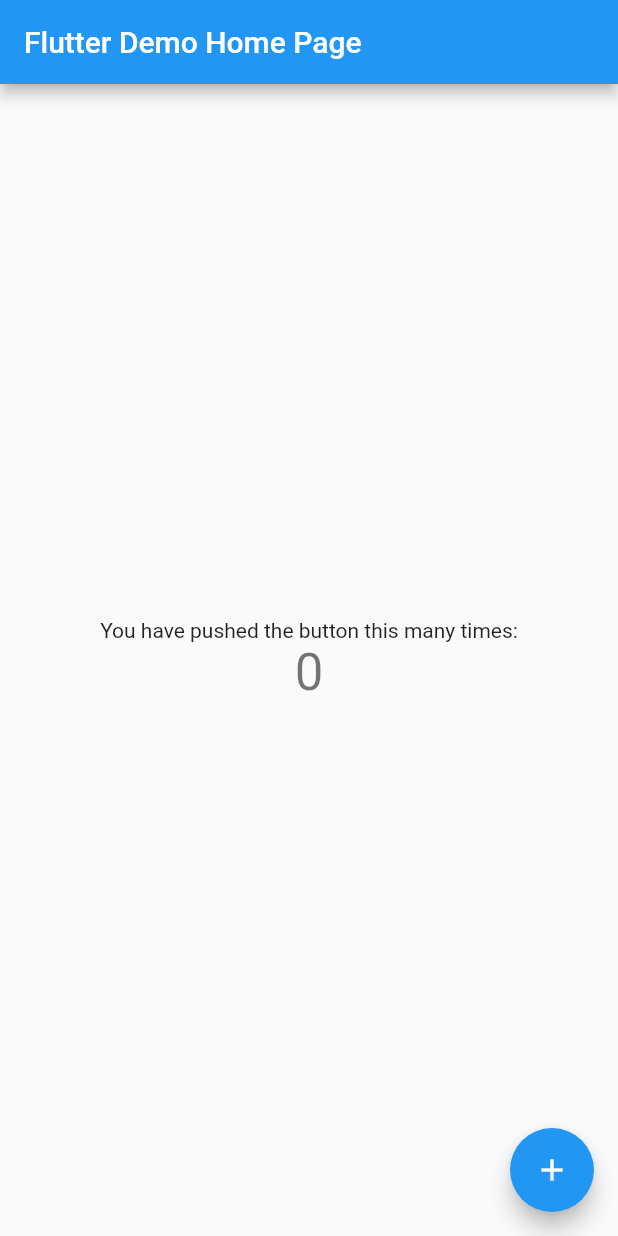
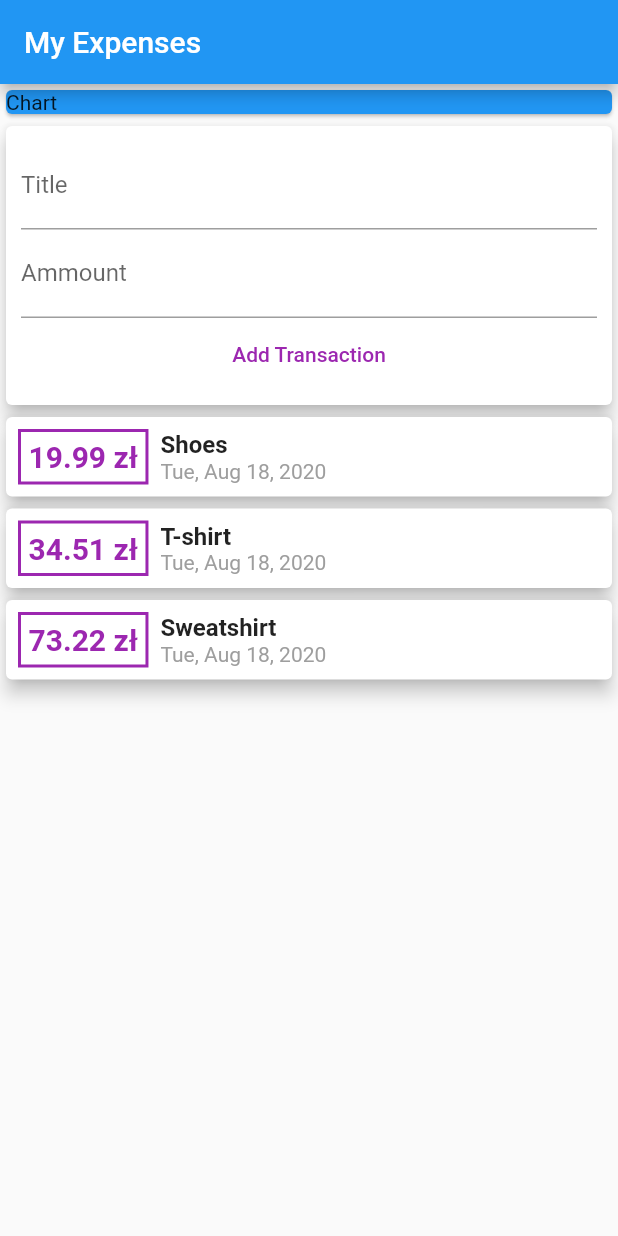
Before and after one commit to Kurczaak/My-Expenses, a Flutter app: the screen it shows after launch, on a phone screen of 412 x 824 dp. Run offline on Flutter 3.47's test engine with Material 2 defaults, Android fonts, the phone set to English and light mode, and no system bars.

Commit message:
A scaffold of the app. No Interactivity tho.

```diff
--- a/lib/main.dart
+++ b/lib/main.dart
@@ -1,117 +1,90 @@
+import 'dart:developer';
+
 import 'package:flutter/material.dart';
+import './transaction.dart';
 
 void main() {
   runApp(MyApp());
 }
 
 class MyApp extends StatelessWidget {
-  // This widget is the root of your application.
   @override
   Widget build(BuildContext context) {
     return MaterialApp(
       title: 'Flutter Demo',
       theme: ThemeData(
-        // This is the theme of your application.
-        //
-        // Try running your application with "flutter run". You'll see the
-        // application has a blue toolbar. Then, without quitting the app, try
-        // changing the primarySwatch below to Colors.green and then invoke
-        // "hot reload" (press "r" in the console where you ran "flutter run",
-        // or simply save your changes to "hot reload" in a Flutter IDE).
-        // Notice that the counter didn't reset back to zero; the application
-        // is not restarted.
         primarySwatch: Colors.blue,
-        // This makes the visual density adapt to the platform that you run
-        // the app on. For desktop platforms, the controls will be smaller and
-        // closer together (more dense) than on mobile platforms.
         visualDensity: VisualDensity.adaptivePlatformDensity,
       ),
-      home: MyHomePage(title: 'Flutter Demo Home Page'),
+      home: MyHomePage(),
     );
   }
 }
 
-class MyHomePage extends StatefulWidget {
-  MyHomePage({Key key, this.title}) : super(key: key);
+class MyHomePage extends StatelessWidget {
+  final List<Transaction> transactions = [
+    Transaction(id: 't1', title: 'Shoes', ammount: 19.99, date: DateTime.now()),
+    Transaction(
+        id: 't2', title: 'T-shirt', ammount: 34.51, date: DateTime.now()),
+    Transaction(
+        id: 't3', title: 'Sweatshirt', ammount: 73.22, date: DateTime.now()),
+  ];
 
-  // This widget is the home page of your application. It is stateful, meaning
-  // that it has a State object (defined below) that contains fields that affect
-  // how it looks.
-
-  // This class is the configuration for the state. It holds the values (in this
-  // case the title) provided by the parent (in this case the App widget) and
-  // used by the build method of the State. Fields in a Widget subclass are
-  // always marked "final".
-
-  final String title;
-
-  @override
-  _MyHomePageState createState() => _MyHomePageState();
-}
-
-class _MyHomePageState extends State<MyHomePage> {
-  int _counter = 0;
-
-  void _incrementCounter() {
-    setState(() {
-      // This call to setState tells the Flutter framework that something has
-      // changed in this State, which causes it to rerun the build method below
-      // so that the display can reflect the updated values. If we changed
-      // _counter without calling setState(), then the build method would not be
-      // called again, and so nothing would appear to happen.
-      _counter++;
-    });
-  }
-
+  String titleInput;
+  String ammountInput;
   @override
   Widget build(BuildContext context) {
-    // This method is rerun every time setState is called, for instance as done
-    // by the _incrementCounter method above.
-    //
-    // The Flutter framework has been optimized to make rerunning build methods
-    // fast, so that you can just rebuild anything that needs updating rather
-    // than having to individually change instances of widgets.
     return Scaffold(
       appBar: AppBar(
-        // Here we take the value from the MyHomePage object that was created by
-        // the App.build method, and use it to set our appbar title.
-        title: Text(widget.title),
+        title: Text("My Expenses"),
       ),
-      body: Center(
-        // Center is a layout widget. It takes a single child and positions it
-        // in the middle of the parent.
-        child: Column(
-          // Column is also a layout widget. It takes a list of children and
-          // arranges them vertically. By default, it sizes itself to fit its
-          // children horizontally, and tries to be as tall as its parent.
-          //
-          // Invoke "debug painting" (press "p" in the console, choose the
-          // "Toggle Debug Paint" action from the Flutter Inspector in Android
-          // Studio, or the "Toggle Debug Paint" command in Visual Studio Code)
-          // to see the wireframe for each widget.
-          //
-          // Column has various properties to control how it sizes itself and
-          // how it positions its children. Here we use mainAxisAlignment to
-          // center the children vertically; the main axis here is the vertical
-          // axis because Columns are vertical (the cross axis would be
-          // horizontal).
-          mainAxisAlignment: MainAxisAlignment.center,
-          children: <Widget>[
-            Text(
-              'You have pushed the button this many times:',
+      body: Column(
+        crossAxisAlignment: CrossAxisAlignment.stretch,
+        children: [
+          Card(
+            child: Text("Chart"),
+            color: Colors.blue,
+          ),
+          Card(
+            elevation: 5,
+            child: Container(
+              padding: EdgeInsets.all(10),
+              child: Column(
+                children: [
+                  TextField(
+                    decoration: InputDecoration(
+                      labelText: 'Title',
+                    ),
+                    onChanged: (value) => titleInput = value,
+                  ),
+                  TextField(
+                    keyboardType: TextInputType.number,
+                    decoration: InputDecoration(
+                      labelText: 'Ammount',
+                    ),
+                    onChanged: (value) => ammountInput = value,
+                  ),
+                  FlatButton(
+                    child: Text("Add Transaction"),
+                    textColor: Colors.purple,
+                    onPressed: () {
+                      print(titleInput);
+                      print(ammountInput);
+                    },
+                  ),
+                ],
+              ),
             ),
-            Text(
-              '$_counter',
-              style: Theme.of(context).textTheme.headline4,
-            ),
-          ],
-        ),
+          ),
+          Column(
+            children: [
+              ...transactions
+                  .map((transaction) => TransactionWidget(transaction))
+                  .toList(),
+            ],
+          ),
+        ],
       ),
-      floatingActionButton: FloatingActionButton(
-        onPressed: _incrementCounter,
-        tooltip: 'Increment',
-        child: Icon(Icons.add),
-      ), // This trailing comma makes auto-formatting nicer for build methods.
     );
   }
 }
--- /dev/null
+++ b/lib/transaction.dart
@@ -0,0 +1,92 @@
+import 'package:flutter/material.dart';
+import 'package:intl/intl.dart';
+
+class Transaction {
+  String id;
+  String title;
+  double ammount;
+  DateTime date;
+
+  Transaction({
+    @required this.id,
+    @required this.title,
+    @required this.ammount,
+    @required this.date,
+  });
+}
+
+class TransactionWidget extends StatelessWidget {
+  final Transaction transaction;
+
+  TransactionWidget(this.transaction);
+
+  @override
+  Widget build(BuildContext context) {
+    return Card(
+      elevation: 5,
+      child: Row(
+        children: [
+          _Price(transaction.ammount),
+          _Expense(
+            date: transaction.date,
+            title: transaction.title,
+          )
+        ],
+      ),
+    );
+  }
+}
+
+class _Price extends StatelessWidget {
+  final double ammount;
+
+  _Price(this.ammount);
+
+  @override
+  Widget build(BuildContext context) {
+    return Container(
+      padding: EdgeInsets.all(5),
+      margin: EdgeInsets.all(8),
+      child: Text(
+        '${ammount} zł',
+        style: TextStyle(
+          color: Colors.purple,
+          fontSize: 20,
+          fontWeight: FontWeight.bold,
+        ),
+      ),
+      decoration: BoxDecoration(
+        border: Border.all(color: Colors.purple, width: 2),
+      ),
+    );
+  }
+}
+
+class _Expense extends StatelessWidget {
+  final String title;
+  final DateTime date;
+  _Expense({
+    @required this.title,
+    @required this.date,
+  });
+
+  @override
+  Widget build(BuildContext context) {
+    return Column(
+      crossAxisAlignment: CrossAxisAlignment.start,
+      children: [
+        Text(
+          title,
+          style: TextStyle(
+            fontWeight: FontWeight.bold,
+            fontSize: 16,
+          ),
+        ),
+        Text(DateFormat(DateFormat.YEAR_ABBR_MONTH_WEEKDAY_DAY).format(date),
+            style: TextStyle(
+              color: Colors.grey,
+            )),
+      ],
+    );
+  }
+}
--- a/pubspec.yaml
+++ b/pubspec.yaml
@@ -23,6 +23,7 @@ environment:
 dependencies:
   flutter:
     sdk: flutter
+  intl: ^0.16.1
 
 
   # The following adds the Cupertino Icons font to your application.
```
Also changed, not shown: pubspec.lock.
